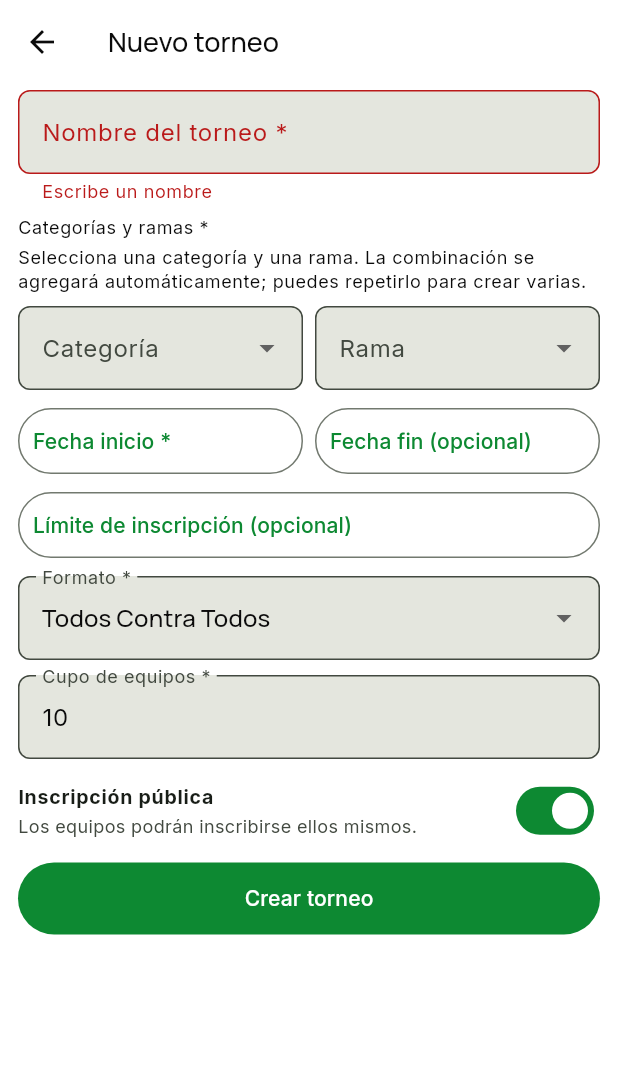
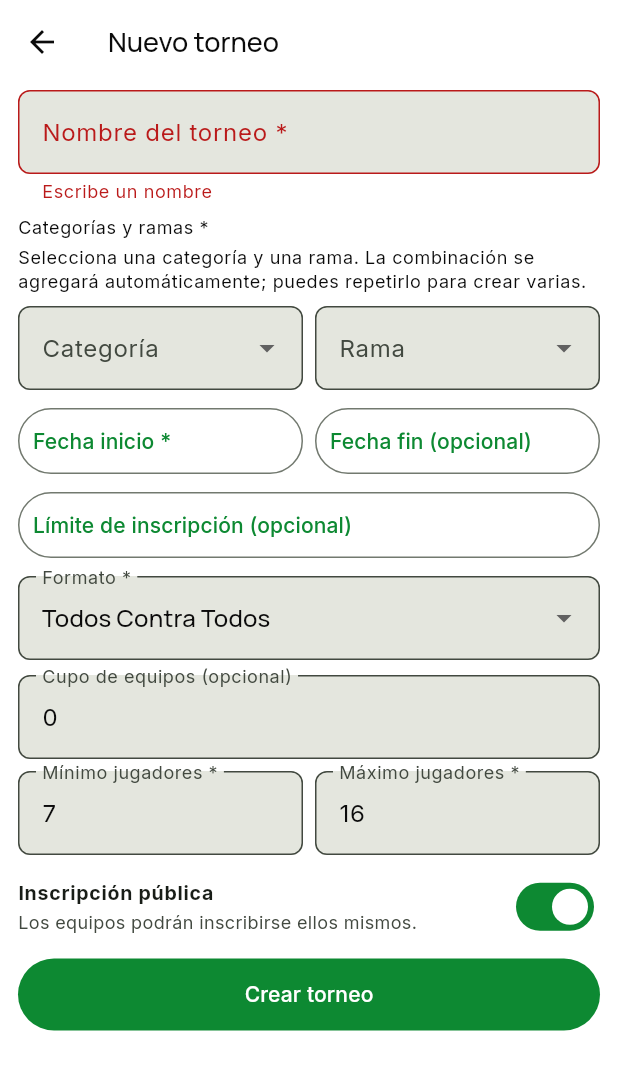
Before and after one commit to tatiana1104/handplay_demo, a Flutter app: the CreateTournamentScreen screen opened directly with empty values, after a tap on "Crear torneo", on a phone screen of 412 x 824 dp. Shown: the top 1070 px of the screen. Run offline on Flutter 3.47's test engine with Material 3 defaults, Android fonts, the phone set to English and light mode, and no system bars; our stand-ins replace cloud_firestore, dartz, equatable, firebase_auth, firebase_core, firebase_messaging and 5 more; accounts and stored records are empty; statements that could not run were skipped.

Commit message:
Configure minimum and maximum players per team

```diff
--- a/lib/features/tournaments/domain/models/tournament_models.dart
+++ b/lib/features/tournaments/domain/models/tournament_models.dart
@@ -12,6 +12,8 @@ class Tournament {
     required this.format,
     required this.categories,
     required this.teamLimit,
+    required this.minPlayersPerTeam,
+    required this.maxPlayersPerTeam,
     required this.publicRegistration,
     required this.registrationDeadline,
     required this.phaseDurations,
@@ -27,6 +29,8 @@ class Tournament {
   /// Categorías seleccionadas como pares `categoria|rama`.
   final List<String> categories;
   final int teamLimit;
+  final int minPlayersPerTeam;
+  final int maxPlayersPerTeam;
   final bool publicRegistration;
   final DateTime? registrationDeadline;
   final Map<String, int> phaseDurations;
@@ -43,6 +47,8 @@ class Tournament {
       format: data['format'] as String? ?? '',
       categories: (data['categories'] as List<dynamic>? ?? const []).cast<String>(),
       teamLimit: (data['teamLimit'] as num?)?.toInt() ?? 0,
+      minPlayersPerTeam: (data['minPlayersPerTeam'] as num?)?.toInt() ?? 1,
+      maxPlayersPerTeam: (data['maxPlayersPerTeam'] as num?)?.toInt() ?? 99,
       publicRegistration: data['publicRegistration'] as bool? ?? false,
       registrationDeadline: _date(data['registrationDeadline']),
       phaseDurations: _intMap(data['phaseDurations']),
@@ -58,6 +64,8 @@ class Tournament {
         'format': format,
         'categories': categories,
         'teamLimit': teamLimit,
+        'minPlayersPerTeam': minPlayersPerTeam,
+        'maxPlayersPerTeam': maxPlayersPerTeam,
         'publicRegistration': publicRegistration,
         'registrationDeadline': _timestamp(registrationDeadline),
         'phaseDurations': phaseDurations,
--- a/lib/features/tournaments/presentation/screens/create_tournament_screen.dart
+++ b/lib/features/tournaments/presentation/screens/create_tournament_screen.dart
@@ -22,7 +22,9 @@ class CreateTournamentScreen extends StatefulWidget {
 class _CreateTournamentScreenState extends State<CreateTournamentScreen> {
   final _formKey = GlobalKey<FormState>();
   final _nameController = TextEditingController();
-  final _teamLimitController = TextEditingController(text: '10');
+  final _teamLimitController = TextEditingController(text: '0');
+  final _minPlayersController = TextEditingController(text: '7');
+  final _maxPlayersController = TextEditingController(text: '16');
   final Set<String> _categories = {};
   String? _selectedCategory;
   String? _selectedBranch;
@@ -40,6 +42,8 @@ class _CreateTournamentScreenState extends State<CreateTournamentScreen> {
     if (tournament != null) {
       _nameController.text = tournament.name;
       _teamLimitController.text = tournament.teamLimit.toString();
+      _minPlayersController.text = tournament.minPlayersPerTeam.toString();
+      _maxPlayersController.text = tournament.maxPlayersPerTeam.toString();
       _categories.addAll(tournament.categories);
       _format = tournament.format;
       _startDate = tournament.startDate;
@@ -53,6 +57,8 @@ class _CreateTournamentScreenState extends State<CreateTournamentScreen> {
   void dispose() {
     _nameController.dispose();
     _teamLimitController.dispose();
+    _minPlayersController.dispose();
+    _maxPlayersController.dispose();
     super.dispose();
   }
 
@@ -68,6 +74,12 @@ class _CreateTournamentScreenState extends State<CreateTournamentScreen> {
 
   Future<void> _submit() async {
     if (!_formKey.currentState!.validate()) return;
+    final minPlayers = int.tryParse(_minPlayersController.text);
+    final maxPlayers = int.tryParse(_maxPlayersController.text);
+    if (minPlayers == null || maxPlayers == null || minPlayers < 1 || maxPlayers < minPlayers) {
+      _showMessage('Define un mínimo válido y un máximo mayor o igual.');
+      return;
+    }
     if (_categories.isEmpty) {
       _showMessage('Agrega al menos una categoría y rama.');
       return;
@@ -104,7 +116,9 @@ class _CreateTournamentScreenState extends State<CreateTournamentScreen> {
         endDate: _endDate,
         format: _format,
         categories: _categories.toList()..sort(),
-        teamLimit: int.parse(_teamLimitController.text),
+        teamLimit: int.tryParse(_teamLimitController.text) ?? 0,
+        minPlayersPerTeam: minPlayers,
+        maxPlayersPerTeam: maxPlayers,
         publicRegistration: _publicRegistration,
         registrationDeadline: _registrationDeadline,
         phaseDurations: widget.tournament?.phaseDurations ?? const {},
@@ -214,7 +228,13 @@ class _CreateTournamentScreenState extends State<CreateTournamentScreen> {
             const SizedBox(height: 10),
             DropdownButtonFormField<String>(value: _format, decoration: const InputDecoration(labelText: 'Formato *'), items: TournamentConstants.formats.map((value) => DropdownMenuItem(value: value, child: Text(titleCase(value)))).toList(), onChanged: (value) => setState(() => _format = value!)),
             const SizedBox(height: 10),
-            TextFormField(controller: _teamLimitController, keyboardType: TextInputType.number, decoration: const InputDecoration(labelText: 'Cupo de equipos *'), validator: (v) => int.tryParse(v ?? '') == null || int.parse(v!) <= 0 ? 'Indica un cupo válido' : null),
+            TextFormField(controller: _teamLimitController, keyboardType: TextInputType.number, decoration: const InputDecoration(labelText: 'Cupo de equipos (opcional)', hintText: 'Déjalo en 0 si no hay límite'), validator: (v) => int.tryParse(v ?? '') == null || int.parse(v!) < 0 ? 'Indica 0 o un número positivo' : null),
+            const SizedBox(height: 8),
+            Row(children: [
+              Expanded(child: TextFormField(controller: _minPlayersController, keyboardType: TextInputType.number, decoration: const InputDecoration(labelText: 'Mínimo jugadores *'), validator: (v) => int.tryParse(v ?? '') == null || int.parse(v!) < 1 ? 'Mínimo: 1' : null)),
+              const SizedBox(width: 8),
+              Expanded(child: TextFormField(controller: _maxPlayersController, keyboardType: TextInputType.number, decoration: const InputDecoration(labelText: 'Máximo jugadores *'), validator: (v) => int.tryParse(v ?? '') == null || int.parse(v!) < 1 ? 'Indica un máximo' : null)),
+            ]),
             const SizedBox(height: 8),
             SwitchListTile.adaptive(
               dense: true,
--- a/lib/features/tournaments/presentation/screens/team_registration_screen.dart
+++ b/lib/features/tournaments/presentation/screens/team_registration_screen.dart
@@ -169,8 +169,10 @@ class _TeamRegistrationScreenState extends State<TeamRegistrationScreen> {
       _show('El periodo de inscripción terminó. Las solicitudes ya enviadas sí pueden modificarse.');
       return;
     }
-    if (!_formKey.currentState!.validate() || !_accepted || _category == null || _players.isEmpty) {
-      _show('Completa los campos, agrega al menos un jugador y acepta el reglamento.');
+    final minPlayers = widget.tournament.minPlayersPerTeam;
+    final maxPlayers = widget.tournament.maxPlayersPerTeam;
+    if (!_formKey.currentState!.validate() || !_accepted || _category == null || _players.length < minPlayers || _players.length > maxPlayers) {
+      _show('El equipo debe tener entre $minPlayers y $maxPlayers jugadores, además de completar los campos y aceptar el reglamento.');
       return;
     }
     setState(() => _saving = true);
@@ -218,6 +220,7 @@ class _TeamRegistrationScreenState extends State<TeamRegistrationScreen> {
             const SizedBox(height: 3),
             Text('Inscribe tu equipo', style: theme.textTheme.headlineSmall),
             Text('Completa la solicitud. El administrador verificará los datos antes de aprobarla.', style: theme.textTheme.bodySmall),
+            Text('Jugadores permitidos: ${widget.tournament.minPlayersPerTeam} a ${widget.tournament.maxPlayersPerTeam}', style: theme.textTheme.labelMedium),
             if (widget.tournament.registrationDeadline != null)
               Text('Inscripciones hasta: ${_formatDate(widget.tournament.registrationDeadline!)}', style: theme.textTheme.labelMedium),
             const SizedBox(height: 16),
```
Also changed, not shown: 1 other file.
